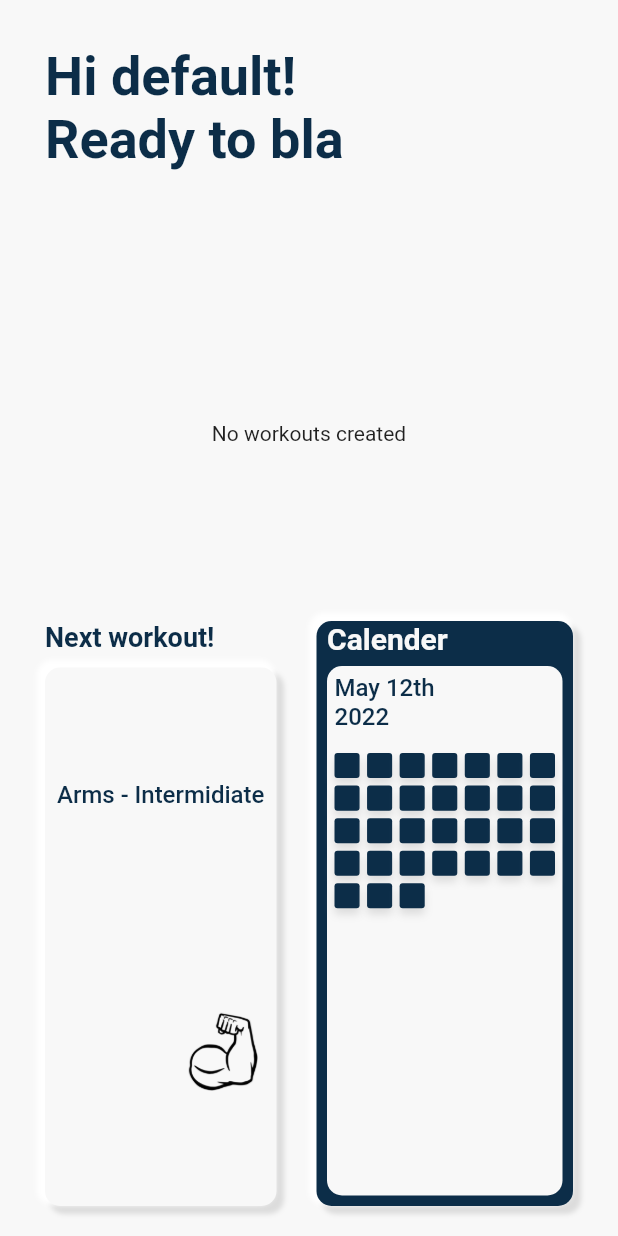
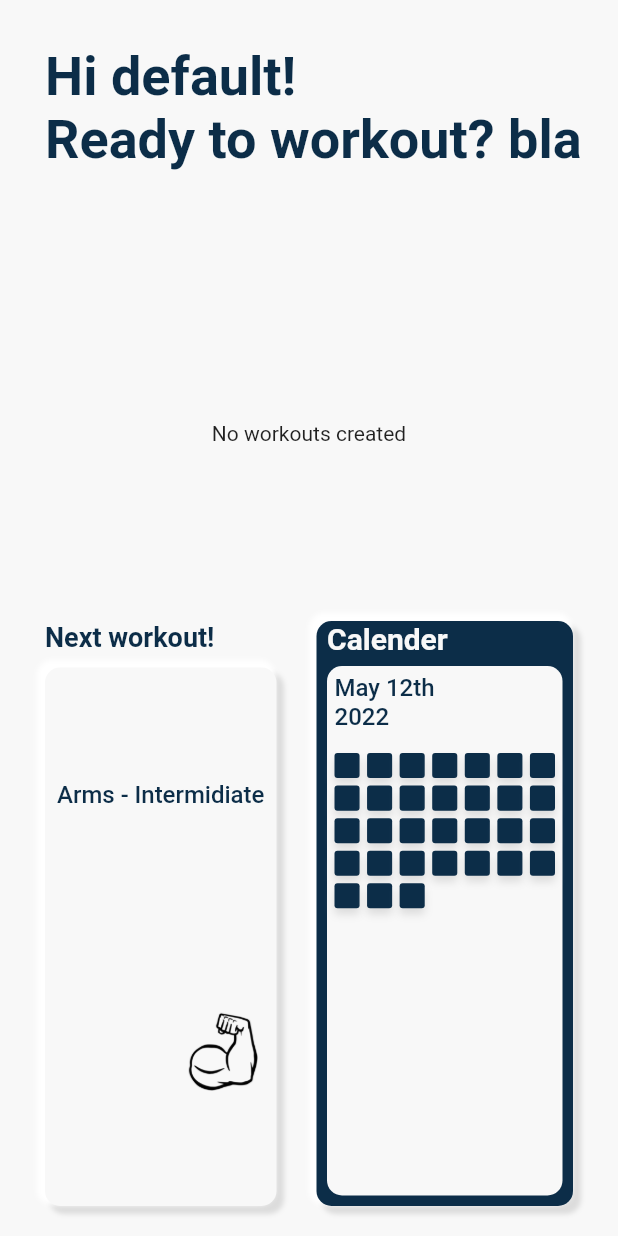
Before and after one commit to Hare-BH/workoutAppBloc, a Flutter app: the HomePage screen opened directly, on a phone screen of 412 x 824 dp. Run offline on Flutter 3.47's test engine with Material 2 defaults, Android fonts, the light colour scheme and no system bars; our stand-ins replace bloc, cloud_firestore, curved_navigation_bar, dartz, equatable, firebase_auth and 3 more; missing offline and left inert: invert_colors; accounts and stored records are empty; Roboto replaces fonts that are missing (Raleway).

Commit message:
squash commizt

```diff
--- a/lib/database/authentication.dart
+++ b/lib/database/authentication.dart
@@ -1,7 +1,6 @@
 import 'dart:async';
 import 'package:firebase_auth/firebase_auth.dart';
 import 'package:dartz/dartz.dart';
-
 import '../data/auth_failure.dart';
 
 class Authentication {
@@ -53,5 +52,3 @@ class Authentication {
     }
   }
 }
-
-//String uid = 'default';
--- a/lib/presentation/screens/home_page/home_page.dart
+++ b/lib/presentation/screens/home_page/home_page.dart
@@ -25,7 +25,7 @@ class HomePage extends StatelessWidget {
                 Padding(
                   padding: const EdgeInsets.all(30),
                   child: Text(
-                    'Hi ${Authentication.username}!\nReady to bla',
+                    'Hi ${Authentication.username}!\nReady to workout? bla',
                     textAlign: TextAlign.left,
                     style: kHeaderText,
                   ),
```
Also changed, not shown: pubspec.lock, 1 other file.
